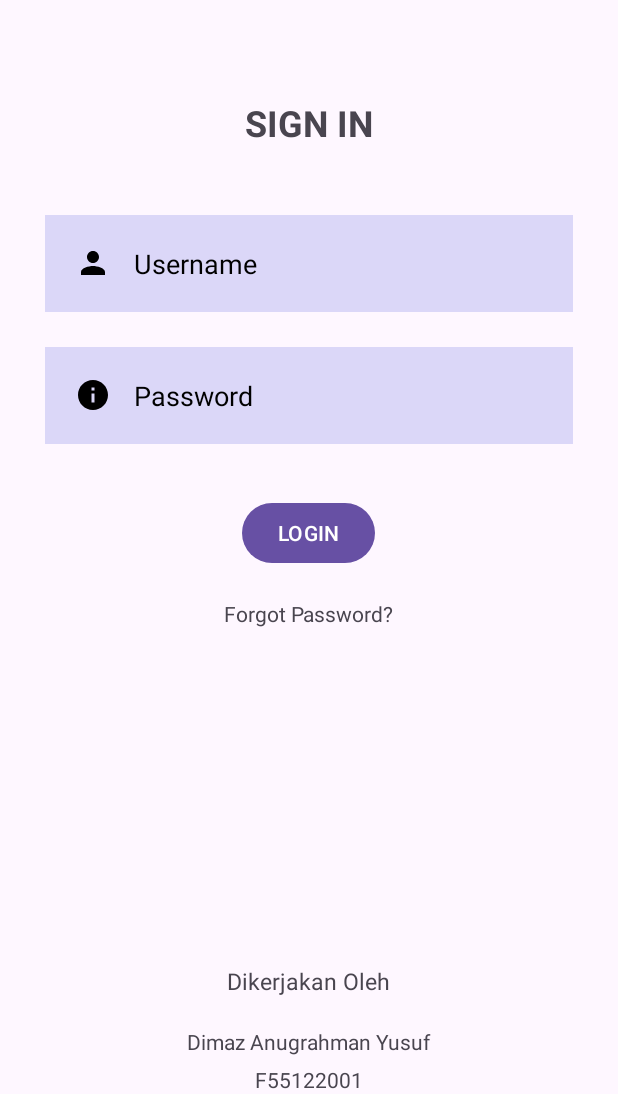
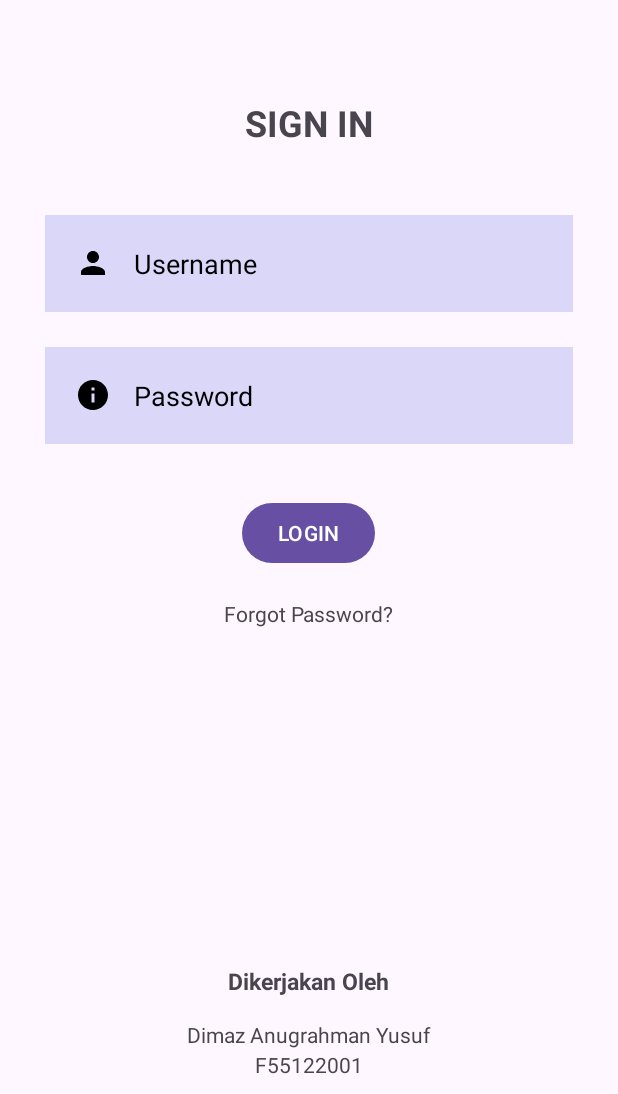
Before and after one commit to DmzAng/Hello-World-Login, an Android app: the screen it shows after launch (MainActivity), on a phone screen of 412 x 824 dp, the part 142-1236 px from its top. Run offline under Robolectric (Android 15) with nearby library versions, the phone set to English and light mode, and no system bars.

Commit message:
Final Commit

```diff
--- a/app/src/main/res/layout/activity_main.xml
+++ b/app/src/main/res/layout/activity_main.xml
@@ -85,14 +85,15 @@
         android:layout_above="@+id/namaku"
         android:layout_centerHorizontal="true"
         android:textSize="15sp"
+        android:textStyle="bold"
         />
 
     <TextView
         android:layout_width="wrap_content"
         android:layout_height="wrap_content"
         android:text="Dimaz Anugrahman Yusuf"
-        android:layout_marginTop="20dp"
-        android:layout_marginBottom="25dp"
+        android:layout_marginTop="15dp"
+        android:layout_marginBottom="30dp"
         android:textSize="14sp"
         android:layout_alignParentBottom="true"
         android:layout_centerHorizontal="true"
@@ -102,7 +103,8 @@
         android:layout_width="wrap_content"
         android:layout_height="wrap_content"
         android:text="F55122001"
-        android:layout_marginTop="20dp"
+        android:layout_marginTop="30dp"
+        android:layout_marginBottom="10dp"
         android:textSize="14sp"
         android:layout_alignParentBottom="true"
         android:layout_centerHorizontal="true"
```
